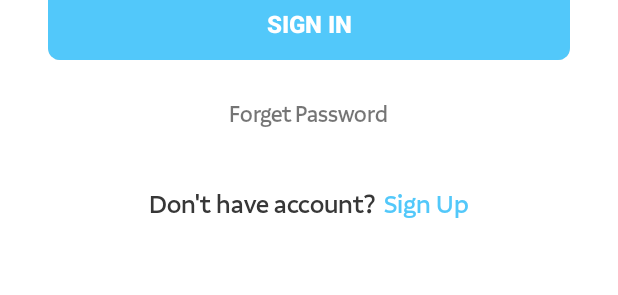
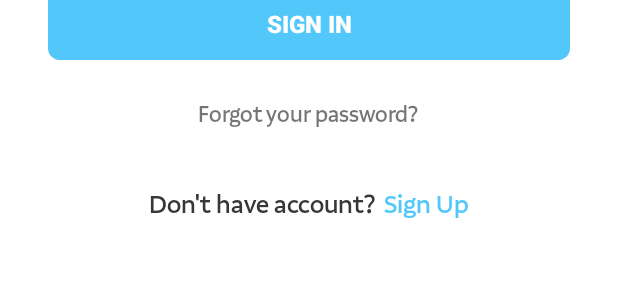
Before and after one commit to AbdulDesu/Arkhire-Android-Apps, an Android app: the layout activity_login.xml on its own in the app's theme, with its tools: preview values and no code run, on a phone screen of 412 x 824 dp. Shown: the part 858-1153 px from the top of the screen. Run offline under Robolectric (Android 15) with nearby library versions, the phone set to English and light mode, and no system bars.

Commit message:
Fix bug & FIx Login Layout for <5" Phone

```diff
--- a/app/src/main/java/com/sizdev/arkhirefortalent/homepage/item/account/profile/portfolio/PortofolioFragment.kt
+++ b/app/src/main/java/com/sizdev/arkhirefortalent/homepage/item/account/profile/portfolio/PortofolioFragment.kt
@@ -98,6 +98,8 @@ class PortofolioFragment : Fragment() {
 
                 // End Of Loading
                 binding.loadingScreen.visibility = View.GONE
+                binding.emptyData.visibility = View.GONE
+                binding.rvPortfolio.visibility = View.VISIBLE
             }
 
             else {
--- a/app/src/main/java/com/sizdev/arkhirefortalent/homepage/item/account/profile/portfolio/details/PortfolioDetailsActivity.kt
+++ b/app/src/main/java/com/sizdev/arkhirefortalent/homepage/item/account/profile/portfolio/details/PortfolioDetailsActivity.kt
@@ -81,7 +81,7 @@ class PortfolioDetailsActivity : AppCompatActivity() {
                 binding.tvPortfolioRepo.text = result.data[0].portfolioRepository
                 Picasso.get()
                     .load("http://54.82.81.23:911/image/${result.data[0].portfolioImage}")
-                    .resize(512, 512)
+                    .resize(1024, 800)
                     .centerCrop()
                     .into(binding.ivPortfolioImage)
 
--- a/app/src/main/java/com/sizdev/arkhirefortalent/homepage/item/account/profile/workexperience/WorkExperienceFragment.kt
+++ b/app/src/main/java/com/sizdev/arkhirefortalent/homepage/item/account/profile/workexperience/WorkExperienceFragment.kt
@@ -100,6 +100,8 @@ class WorkExperienceFragment : Fragment() {
 
                 // End Of Loading
                 binding.loadingScreen.visibility = View.GONE
+                binding.emptyData.visibility = View.GONE
+                binding.rvTalentWorkExperience.visibility = View.VISIBLE
             }
 
             else {
--- a/app/src/main/java/com/sizdev/arkhirefortalent/homepage/item/explore/contributor/ContributorActivity.kt
+++ b/app/src/main/java/com/sizdev/arkhirefortalent/homepage/item/explore/contributor/ContributorActivity.kt
@@ -77,7 +77,7 @@ class ContributorActivity : AppCompatActivity(), ContributorContract.View {
             else -> {
                 Picasso.get()
                         .load("http://54.82.81.23:911/image/$projectImage")
-                        .resize(1280, 500)
+                        .resize(1920, 1080)
                         .centerCrop()
                         .into(binding.ivProjectImage)
 
--- a/app/src/main/java/com/sizdev/arkhirefortalent/homepage/item/home/HomeFragment.kt
+++ b/app/src/main/java/com/sizdev/arkhirefortalent/homepage/item/home/HomeFragment.kt
@@ -127,6 +127,8 @@ class HomeFragment : Fragment(), HomeContract.View {
 
     override fun addHighlightProject(list: List<ProjectModel>) {
         (binding.rvProjectHighlight.adapter as HighLightProjectAdapter).addList(list)
+        binding.rvProjectHighlight.visibility = View.VISIBLE
+        binding.emptyHighlight.visibility = View.GONE
     }
 
     @SuppressLint("SimpleDateFormat", "WeekBasedYear")
--- a/app/src/main/java/com/sizdev/arkhirefortalent/homepage/item/home/project/detailedproject/DetailOfProjectActivity.kt
+++ b/app/src/main/java/com/sizdev/arkhirefortalent/homepage/item/home/project/detailedproject/DetailOfProjectActivity.kt
@@ -51,7 +51,7 @@ class DetailOfProjectActivity : AppCompatActivity() {
         format.currency = Currency.getInstance("IDR")
 
         val projectTitle = intent.getStringExtra("projectTitle")
-        val offeredSalary = format.format(intent.getStringExtra("projectSalary")?.toDouble())
+        val offeredSalary = format.format(intent.getStringExtra("offeredSalary")?.toDouble())
         val projectDesc = intent.getStringExtra("projectDesc")
         val projectDuration = intent.getStringExtra("projectDuration")
         val projectStatus = intent.getStringExtra("projectStatus")
--- a/app/src/main/java/com/sizdev/arkhirefortalent/homepage/item/home/project/highlightproject/HighlightProjectAdapter.kt
+++ b/app/src/main/java/com/sizdev/arkhirefortalent/homepage/item/home/project/highlightproject/HighlightProjectAdapter.kt
@@ -38,7 +38,7 @@ class HighLightProjectAdapter : RecyclerView.Adapter<HighLightProjectAdapter.Pro
         format.currency = Currency.getInstance("IDR")
 
         holder.binding.tvHighLightProjectName.text = item.projectTittle
-        holder.binding.tvHighlightProjectDeadline.text = "Expired At: ${item.projectDuration?.capitalize(Locale.ROOT)}"
+        holder.binding.tvHighlightProjectDeadline.text = "Deadline At: ${item.projectDuration?.capitalize(Locale.ROOT)}"
         holder.binding.tvHighlightProjectSallary.text = format.format(item.offeredSalary?.toDouble())
         holder.binding.tvHighlightHiringStatus.text = "(${item.hiringStatus})"
 
--- a/app/src/main/res/layout/activity_add_work_experience.xml
+++ b/app/src/main/res/layout/activity_add_work_experience.xml
@@ -103,6 +103,7 @@
             android:drawablePadding="16dp"
             android:ems="10"
             android:hint="@string/start_from"
+            android:inputType="number"
             android:padding="16dp"
             android:textSize="14sp" />
 
@@ -117,6 +118,7 @@
             android:drawablePadding="16dp"
             android:ems="10"
             android:hint="@string/end_at_present"
+            android:inputType="number"
             android:padding="16dp"
             android:textSize="14sp" />
 
--- a/app/src/main/res/layout/activity_login.xml
+++ b/app/src/main/res/layout/activity_login.xml
@@ -50,6 +50,10 @@
                 android:layout_marginTop="250dp"
                 app:cardCornerRadius="25dp"
                 app:cardElevation="10dp"
+                android:layout_width="match_parent"
+                android:layout_height="match_parent">
+
+                <ScrollView
                     android:layout_width="match_parent"
                     android:layout_height="match_parent">
 
@@ -161,7 +165,7 @@
                             android:layout_marginStart="32dp"
                             android:layout_marginTop="26dp"
                             android:layout_marginEnd="32dp"
-                        android:text="@string/forget_password"
+                            android:text="Forgot your password?"
 
                             android:textSize="15sp"
                             android:fontFamily="@font/aestetico"/>
@@ -172,6 +176,7 @@
                             android:layout_marginStart="32dp"
                             android:layout_marginEnd="32dp"
                             android:layout_marginTop="38dp"
+                            android:layout_marginBottom="42dp"
                             android:gravity="center"
                             android:layout_width="match_parent"
                             android:layout_height="wrap_content">
@@ -197,6 +202,10 @@
 
                     </LinearLayout>
 
+                </ScrollView>
+
+
+
             </androidx.cardview.widget.CardView>
         </RelativeLayout>
 
--- a/app/src/main/res/layout/fragment_home.xml
+++ b/app/src/main/res/layout/fragment_home.xml
@@ -211,7 +211,6 @@
                     android:layout_width="match_parent"
                     android:layout_height="match_parent"
                     android:layout_alignParentTop="true"/>
-
             </RelativeLayout>
 
         </RelativeLayout>
```
Also changed, not shown: app/src/main/res/drawable-v24/round_border_regist.xml (added, +21 -0 lines), app/src/main/res/layout/activity_register.xml (+7 -5 lines). Lines whose indentation alone changed are shown as unchanged.
